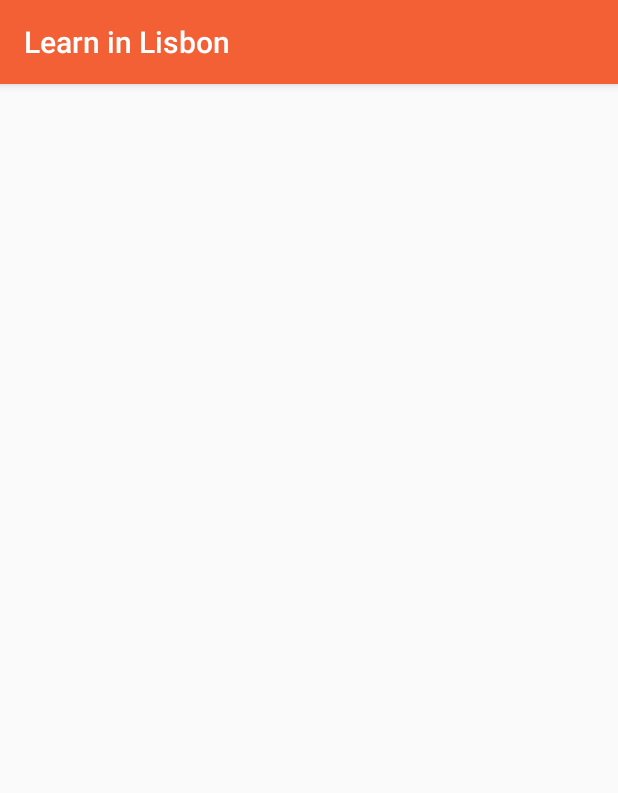
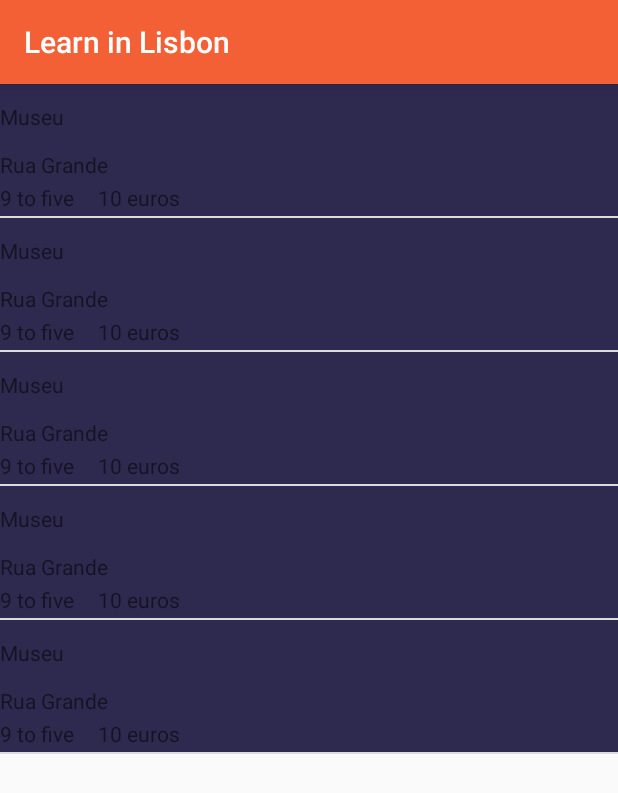
Before and after one commit to fabsantos/LisbonTourGuide, an Android app: the LearnActivity screen opened directly, with no data from a screen before it, on a phone screen of 412 x 824 dp. Shown: the top 793 px of the screen. Run offline under Robolectric (Android 15) with nearby library versions, the phone set to English and light mode, and no system bars.

Commit message:
Added custom class and adapter to LearnActivity

```diff
--- a/app/src/main/java/com/example/android/tourguideapp/FunActivity.java
+++ b/app/src/main/java/com/example/android/tourguideapp/FunActivity.java
@@ -8,6 +8,6 @@ public class FunActivity extends AppCompatActivity {
     @Override
     protected void onCreate(Bundle savedInstanceState) {
         super.onCreate(savedInstanceState);
-        setContentView(R.layout.activity_fun);
+        setContentView(R.layout.list);
     }
 }
--- a/app/src/main/java/com/example/android/tourguideapp/GetAroundActivity.java
+++ b/app/src/main/java/com/example/android/tourguideapp/GetAroundActivity.java
@@ -8,6 +8,6 @@ public class GetAroundActivity extends AppCompatActivity {
     @Override
     protected void onCreate(Bundle savedInstanceState) {
         super.onCreate(savedInstanceState);
-        setContentView(R.layout.activity_get_around);
+        setContentView(R.layout.list);
     }
 }
--- a/app/src/main/java/com/example/android/tourguideapp/LearnActivity.java
+++ b/app/src/main/java/com/example/android/tourguideapp/LearnActivity.java
@@ -1,13 +1,34 @@
 package com.example.android.tourguideapp;
 
+import android.os.Bundle;
 import android.support.v7.app.AppCompatActivity;
-import android.os.Bundle;
+import android.widget.ListView;
+
+import java.util.ArrayList;
 
 public class LearnActivity extends AppCompatActivity {
 
     @Override
     protected void onCreate(Bundle savedInstanceState) {
         super.onCreate(savedInstanceState);
-        setContentView(R.layout.activity_learn);
+        setContentView(R.layout.list);
+
+        //Creates the ArrayList of LearnObjects
+        ArrayList<LearnObject> learnPlaces = new ArrayList<LearnObject>();
+        //Adds Learn Objects to the ArrayList
+        learnPlaces.add(new LearnObject("Museu", "Rua Grande", "9 to five", "10 euros"));
+        learnPlaces.add(new LearnObject("Museu", "Rua Grande", "9 to five", "10 euros"));
+        learnPlaces.add(new LearnObject("Museu", "Rua Grande", "9 to five", "10 euros"));
+        learnPlaces.add(new LearnObject("Museu", "Rua Grande", "9 to five", "10 euros"));
+        learnPlaces.add(new LearnObject("Museu", "Rua Grande", "9 to five", "10 euros"));
+
+        //Creates an object of type LearnAdapter
+        LearnAdapter adapter = new LearnAdapter(this, learnPlaces);
+        //Finds the list view where the items of the list will be displayed, that basically only
+        //does the job of adding one item after the other.
+        ListView listView = (ListView) findViewById(R.id.list_layout);
+        //Sets the adapter on that view. This adapter will handle the visualization of list items, as it knows where
+        //each type of data on the place goes.
+        listView.setAdapter(adapter);
     }
 }
--- /dev/null
+++ b/app/src/main/java/com/example/android/tourguideapp/LearnAdapter.java
@@ -0,0 +1,58 @@
+package com.example.android.tourguideapp;
+
+import android.app.Activity;
+import android.view.LayoutInflater;
+import android.view.View;
+import android.view.ViewGroup;
+import android.widget.ArrayAdapter;
+import android.widget.TextView;
+
+import java.util.ArrayList;
+
+/**
+ * Created by Fabiola on 06/07/2017.
+ * This class extends the ArrayAdapter to be used with objects of type Learn
+ */
+
+public class LearnAdapter extends ArrayAdapter<LearnObject> {
+
+    @Override
+    public View getView(int position, View convertView, ViewGroup parent) {
+        // Checks if the existing view is being reused, otherwise inflate the view
+        View listItemView = convertView;
+        if (listItemView == null) {
+            listItemView = LayoutInflater.from(getContext()).inflate(
+                    R.layout.learn_list_item, parent, false);
+        }
+        //Get the Learn Object at the current position
+        LearnObject currentLearnObject = getItem(position);
+
+        //Find the view that will hold its name
+        TextView nameTextView = (TextView) listItemView.findViewById(R.id.learn_item_name);
+        //Set the text on that view
+        nameTextView.setText(currentLearnObject.getName());
+
+        //Find the view that will hold the address
+        TextView addressTextView = (TextView) listItemView.findViewById(R.id.learn_item_address);
+        //Set the text on that view
+        addressTextView.setText(currentLearnObject.getAddress());
+
+        //Find the wiew that will hold the operation hours
+        TextView hoursTextView = (TextView) listItemView.findViewById(R.id.learn_item_hours);
+        //Set the text on that view
+        hoursTextView.setText(currentLearnObject.getHours());
+
+        //Find the wiew that will hold the price
+        TextView priceTextView = (TextView) listItemView.findViewById(R.id.learn_item_price);
+        //Set the text on that view
+        priceTextView.setText(currentLearnObject.getPrice());
+
+        // Return the whole item
+        return listItemView;
+
+    }
+
+    public LearnAdapter (Activity context, ArrayList<LearnObject> learnPlaces){
+        super(context, 0, learnPlaces);
+    }
+}
--- /dev/null
+++ b/app/src/main/java/com/example/android/tourguideapp/LearnObject.java
@@ -0,0 +1,54 @@
+package com.example.android.tourguideapp;
+
+/**
+ * Created by Fabiola on 06/07/2017.
+ * This class defines the contents of a Learn Object. This will have a name, an address, operation hours and entry price.
+ * {@link LearnObject}
+ */
+
+public class LearnObject {
+
+    //Variable that will store the name of the place
+    private String mName;
+
+    //Variable that will store the address
+    private String mAddress;
+
+    //Variable that will store the operation hours
+    private String mHours;
+
+    //Variable that will store the entry price
+    private String mPrice;
+
+
+    /**
+     * Constructor
+     * @param name The name of the place, a museum, a library, etc.
+     * @param address
+     * @param hours The hours of operation
+     * @param price The entry price
+     */
+    public LearnObject (String name, String address, String hours, String price){
+        mName = name;
+        mAddress = address;
+        mHours = hours;
+        mPrice = price;
+    }
+
+    //Gets the name of the place
+    public String getName() {
+        return mName;
+    }
+
+    public String getAddress() {
+        return mAddress;
+    }
+
+    public String getHours() {
+        return mHours;
+    }
+
+    public String getPrice() {
+        return mPrice;
+    }
+}
--- a/app/src/main/java/com/example/android/tourguideapp/ShopActivity.java
+++ b/app/src/main/java/com/example/android/tourguideapp/ShopActivity.java
@@ -8,6 +8,6 @@ public class ShopActivity extends AppCompatActivity {
     @Override
     protected void onCreate(Bundle savedInstanceState) {
         super.onCreate(savedInstanceState);
-        setContentView(R.layout.activity_shop);
+        setContentView(R.layout.list);
     }
 }
--- a/app/src/main/res/layout/activity_fun.xml
+++ /dev/null
@@ -1,9 +0,0 @@
-<?xml version="1.0" encoding="utf-8"?>
-<android.support.constraint.ConstraintLayout xmlns:android="http://schemas.android.com/apk/res/android"
-    xmlns:app="http://schemas.android.com/apk/res-auto"
-    xmlns:tools="http://schemas.android.com/tools"
-    android:layout_width="match_parent"
-    android:layout_height="match_parent"
-    tools:context="com.example.android.tourguideapp.FunActivity">
-
-</android.support.constraint.ConstraintLayout>
--- a/app/src/main/res/layout/activity_get_around.xml
+++ /dev/null
@@ -1,9 +0,0 @@
-<?xml version="1.0" encoding="utf-8"?>
-<android.support.constraint.ConstraintLayout xmlns:android="http://schemas.android.com/apk/res/android"
-    xmlns:app="http://schemas.android.com/apk/res-auto"
-    xmlns:tools="http://schemas.android.com/tools"
-    android:layout_width="match_parent"
-    android:layout_height="match_parent"
-    tools:context="com.example.android.tourguideapp.GetAroundActivity">
-
-</android.support.constraint.ConstraintLayout>
--- a/app/src/main/res/layout/activity_learn.xml
+++ /dev/null
@@ -1,9 +0,0 @@
-<?xml version="1.0" encoding="utf-8"?>
-<android.support.constraint.ConstraintLayout xmlns:android="http://schemas.android.com/apk/res/android"
-    xmlns:app="http://schemas.android.com/apk/res-auto"
-    xmlns:tools="http://schemas.android.com/tools"
-    android:layout_width="match_parent"
-    android:layout_height="match_parent"
-    tools:context="com.example.android.tourguideapp.LearnActivity">
-
-</android.support.constraint.ConstraintLayout>
--- a/app/src/main/res/layout/activity_shop.xml
+++ /dev/null
@@ -1,9 +0,0 @@
-<?xml version="1.0" encoding="utf-8"?>
-<android.support.constraint.ConstraintLayout xmlns:android="http://schemas.android.com/apk/res/android"
-    xmlns:app="http://schemas.android.com/apk/res-auto"
-    xmlns:tools="http://schemas.android.com/tools"
-    android:layout_width="match_parent"
-    android:layout_height="match_parent"
-    tools:context="com.example.android.tourguideapp.ShopActivity">
-
-</android.support.constraint.ConstraintLayout>
--- /dev/null
+++ b/app/src/main/res/layout/learn_list_item.xml
@@ -0,0 +1,45 @@
+<?xml version="1.0" encoding="utf-8"?>
+<!--This is the layout for each item in the list of Learn-->
+<LinearLayout xmlns:android="http://schemas.android.com/apk/res/android"
+    android:id="@+id/learn_list_item_root"
+    android:orientation="vertical"
+    android:layout_width="match_parent"
+    android:layout_height="wrap_content"
+    android:background="@color/learn_color"
+    xmlns:tools="http://schemas.android.com/tools">
+
+    <TextView
+        android:id="@+id/learn_item_name"
+        android:layout_width="match_parent"
+        android:layout_height="44dp"
+        android:gravity="center_vertical"
+        tools:text="AAAAAAAAAAAAAAAAAA"/>
+
+    <TextView
+        android:id="@+id/learn_item_address"
+        android:layout_width="match_parent"
+        android:layout_height="22dp"
+        tools:text="AAAAAAAAAAAAAAAAAA"/>
+
+    <LinearLayout
+        android:layout_width="match_parent"
+        android:layout_height="wrap_content"
+        android:orientation="horizontal">
+
+    <TextView
+        android:id="@+id/learn_item_hours"
+        android:layout_width="wrap_content"
+        android:layout_height="22dp"
+        tools:text="AAAAAAA"/>
+
+        <TextView
+            android:id="@+id/learn_item_price"
+            android:layout_width="wrap_content"
+            android:layout_height="22dp"
+            tools:text="BBBBB"
+            android:paddingLeft="@dimen/activity_horizontal_margin"/>
+
+
+    </LinearLayout>
+
+</LinearLayout>
--- /dev/null
+++ b/app/src/main/res/layout/list.xml
@@ -0,0 +1,10 @@
+<?xml version="1.0" encoding="utf-8"?>
+<!--This is the layout for the lists of the four categories
+this list will be made of different items, according to each category's
+ list_item.xml-->
+<ListView xmlns:android="http://schemas.android.com/apk/res/android"
+    android:id="@+id/list_layout"
+    android:orientation="vertical"
+    android:layout_width="match_parent"
+    android:layout_height="match_parent"
+    android:drawSelectorOnTop="true"/>
```
